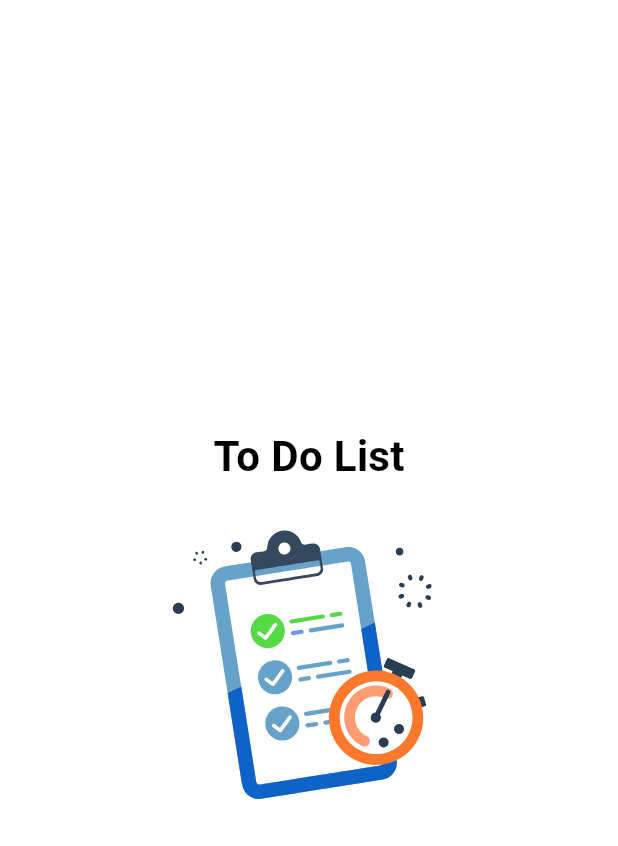
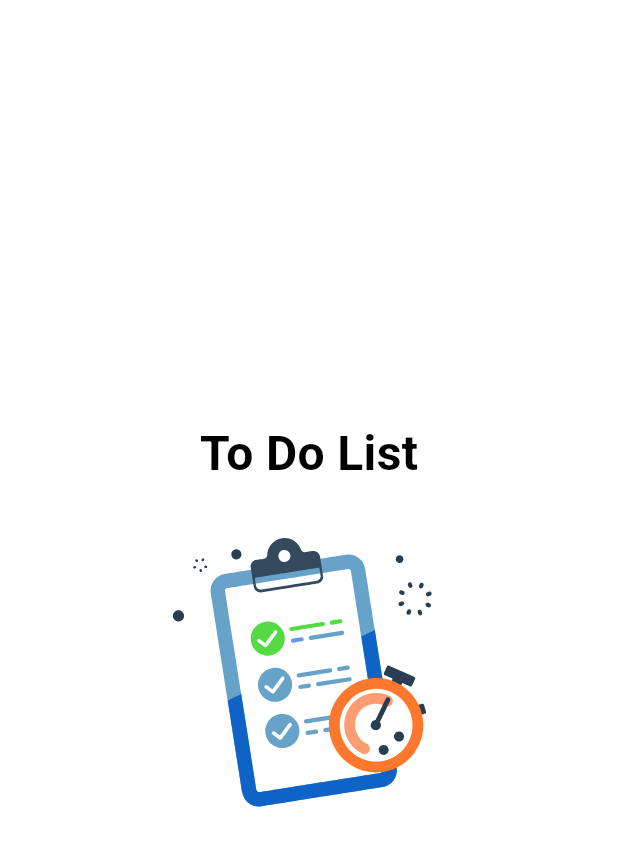
Before and after one commit to afganirw07/to-do-apps, a Flutter app: the SplashScreen screen opened directly, on a phone screen of 412 x 824 dp. Shown: the top 846 px of the screen. Run offline on Flutter 3.47's test engine with Material 3 defaults, Android fonts, the phone set to English and light mode, and no system bars; drawn by our look-alikes of animated_splash_screen, animated_text_kit; our stand-ins replace google_fonts, lottie, page_transition, supabase_flutter; accounts and stored records are empty.

Commit message:
fix: animations splash

```diff
--- a/lib/screens/login_screen.dart
+++ b/lib/screens/login_screen.dart
@@ -76,7 +76,7 @@ class _LoginScreensState extends State<LoginScreens> {
                 obscureText: _showPassword,
                 decoration: InputDecoration(
                   labelText: "Password",
-                  prefixIcon: Icon(Icons.fingerprint),
+                  prefixIcon: Icon(Icons.lock),
                   border: OutlineInputBorder(
                     borderRadius: BorderRadius.circular(12),
                   ),
@@ -121,7 +121,7 @@ class _LoginScreensState extends State<LoginScreens> {
               Row(
                 mainAxisAlignment: MainAxisAlignment.center,
                 children: [
-                  const Text("No have a Account? "),
+                  const Text("No have an Account? "),
                   TextButton(
                     style: TextButton.styleFrom(
                       padding: EdgeInsets.zero,
--- a/lib/screens/splash_screen.dart
+++ b/lib/screens/splash_screen.dart
@@ -1,19 +1,47 @@
-import 'package:animated_splash_screen/animated_splash_screen.dart';
 import 'package:flutter/material.dart';
 import 'package:lottie/lottie.dart';
 import 'package:supabase_flutter/supabase_flutter.dart';
 import 'package:to_do_list_flutter/screens/login_screen.dart';
 import 'package:to_do_list_flutter/screens/register_screen.dart';
+import 'package:page_transition/page_transition.dart';
 import 'package:animated_text_kit/animated_text_kit.dart';
 
-class SplashScreen extends StatelessWidget {
+class SplashScreen extends StatefulWidget {
   const SplashScreen({super.key});
 
   @override
+  State<SplashScreen> createState() => _SplashScreenState();
+}
+
+class _SplashScreenState extends State<SplashScreen> {
+  late Widget nextPage;
+
+  @override
+  void initState() {
+    super.initState();
+
+    nextPage = Supabase.instance.client.auth.currentSession == null
+        ? const LoginScreens()
+        : const Register();
+
+    Future.delayed(const Duration(seconds: 4), () {
+      Navigator.pushReplacement(
+        context,
+        PageTransition(
+          type: PageTransitionType.rightToLeftWithFade,
+          duration: const Duration(milliseconds: 800),
+          reverseDuration: const Duration(milliseconds: 800),
+          child: nextPage,
+        ),
+      );
+    });
+  }
+
+  @override
   Widget build(BuildContext context) {
-    return AnimatedSplashScreen(
-      splash: SizedBox(
-        height: 500,
+    return Scaffold(
+      backgroundColor: Colors.white,
+      body: Center(
         child: Column(
           mainAxisAlignment: MainAxisAlignment.center,
           children: [
@@ -22,34 +50,29 @@ class SplashScreen extends StatelessWidget {
                 TyperAnimatedText(
                   'To Do List',
                   textStyle: const TextStyle(
+                    fontSize: 32,
+                    fontWeight: FontWeight.bold,
                     fontFamily: 'Roboto',
-                    fontSize: 28,
-                    fontWeight: FontWeight.bold,
                     color: Colors.black,
                   ),
                   speed: const Duration(milliseconds: 150),
                 ),
               ],
               totalRepeatCount: 1,
-              pause: const Duration(milliseconds: 500),
+              pause: const Duration(milliseconds: 300),
               displayFullTextOnTap: true,
             ),
-
-            const SizedBox(height: 16),
+            const SizedBox(height: 20),
             SizedBox(
               height: 200,
-              child: Lottie.asset('assets/animation/Splash.json'),
+              child: Lottie.asset(
+                'assets/animation/Splash.json',
+                fit: BoxFit.contain,
+              ),
             ),
           ],
         ),
       ),
-      backgroundColor: Colors.white,
-      splashIconSize: 350,
-      duration: 5000,
-      nextScreen: Supabase.instance.client.auth.currentSession == null
-          ? const LoginScreens()
-          : const Register(),
-      splashTransition: SplashTransition.fadeTransition,
     );
   }
 }
```
